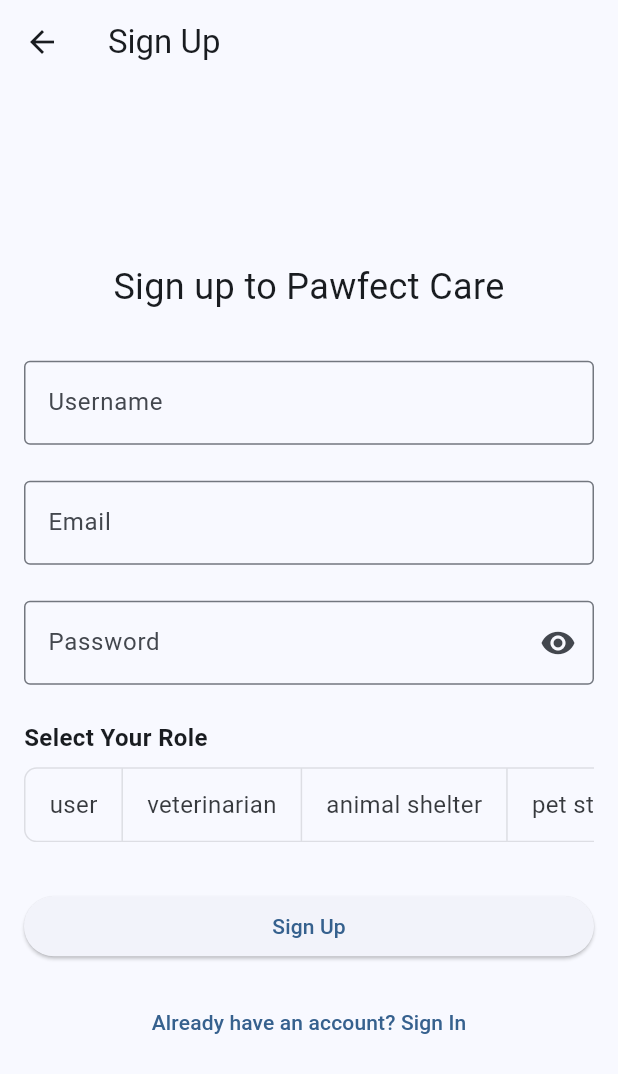
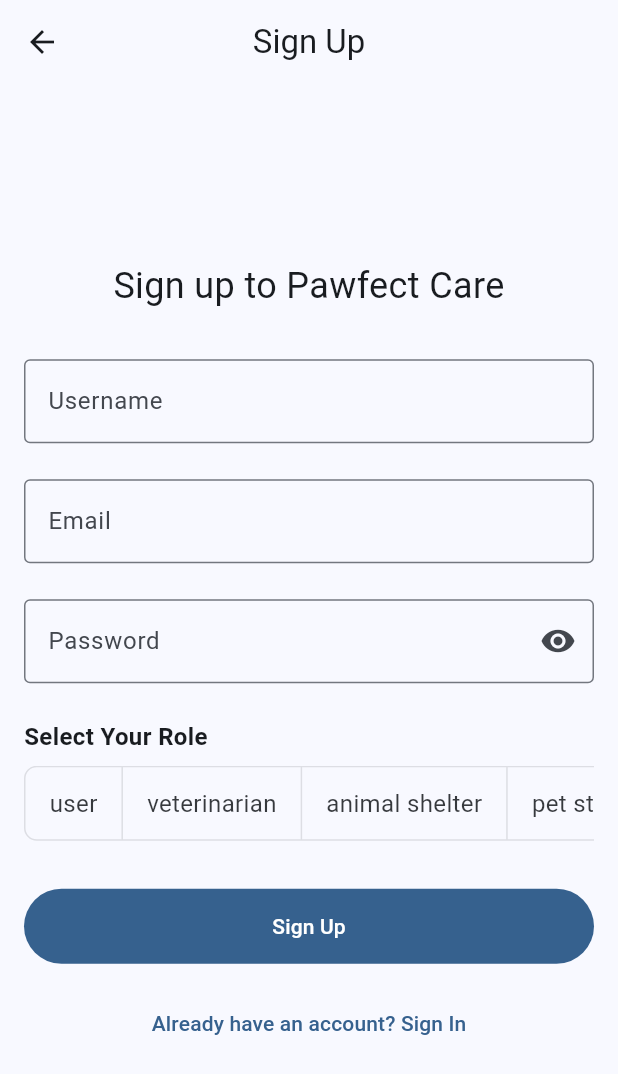
Before and after one commit to donatedsalt/PawfectCare, a Flutter app: the screen it shows after launch, after a tap on "Sign In", after a tap on "Don't have an account? Sign Up", on a phone screen of 412 x 824 dp. Shown: the top 1074 px of the screen. Run offline on Flutter 3.47's test engine with Material 3 defaults, Android fonts, the phone set to English and light mode, and no system bars; our stand-ins replace cloud_firestore, file_picker, firebase_auth, firebase_core, firebase_storage, image_picker and 1 more; accounts and stored records are empty.

Commit message:
feat: update signin and signup ui

```diff
--- a/pawfect_care/lib/pages/common/signin_page.dart
+++ b/pawfect_care/lib/pages/common/signin_page.dart
@@ -86,7 +86,7 @@ class _SigninPageState extends State<SigninPage> {
   Widget build(BuildContext context) {
     return SafeArea(
       child: Scaffold(
-        appBar: AppBar(title: const Text('Sign In')),
+        appBar: AppBar(title: const Text('Sign In'), centerTitle: true),
         body: Form(
           key: _formKey,
           child: Center(
@@ -151,9 +151,12 @@ class _SigninPageState extends State<SigninPage> {
                   },
                 ),
                 const SizedBox(height: 32),
-                ElevatedButton(
-                  onPressed: _isLoading ? null : _signIn,
-                  child: Text(_isLoading ? 'Loading...' : 'Sign In'),
+                SizedBox(
+                  height: 50,
+                  child: FilledButton(
+                    onPressed: _isLoading ? null : _signIn,
+                    child: Text(_isLoading ? 'Loading...' : 'Sign In'),
+                  ),
                 ),
                 const SizedBox(height: 16),
                 TextButton(
--- a/pawfect_care/lib/pages/common/signup_page.dart
+++ b/pawfect_care/lib/pages/common/signup_page.dart
@@ -131,7 +131,7 @@ class _SignupPageState extends State<SignupPage> {
   Widget build(BuildContext context) {
     return SafeArea(
       child: Scaffold(
-        appBar: AppBar(title: const Text('Sign Up')),
+        appBar: AppBar(title: const Text('Sign Up'), centerTitle: true),
         body: Form(
           key: _formKey,
           child: Center(
@@ -252,15 +252,14 @@ class _SignupPageState extends State<SignupPage> {
                   ),
                 ),
                 const SizedBox(height: 32),
-                ElevatedButton(
-                  onPressed: _isLoading ? null : _signUp,
-                  child: _isLoading
-                      ? const SizedBox(
-                          height: 16.0,
-                          width: 16.0,
-                          child: CircularProgressIndicator(strokeWidth: 2.5),
-                        )
-                      : const Text('Sign Up'),
+                SizedBox(
+                  height: 50,
+                  child: FilledButton(
+                    onPressed: _isLoading ? null : _signUp,
+                    child: _isLoading
+                        ? CircularProgressIndicator()
+                        : const Text('Sign Up'),
+                  ),
                 ),
                 const SizedBox(height: 16),
                 TextButton(
```
